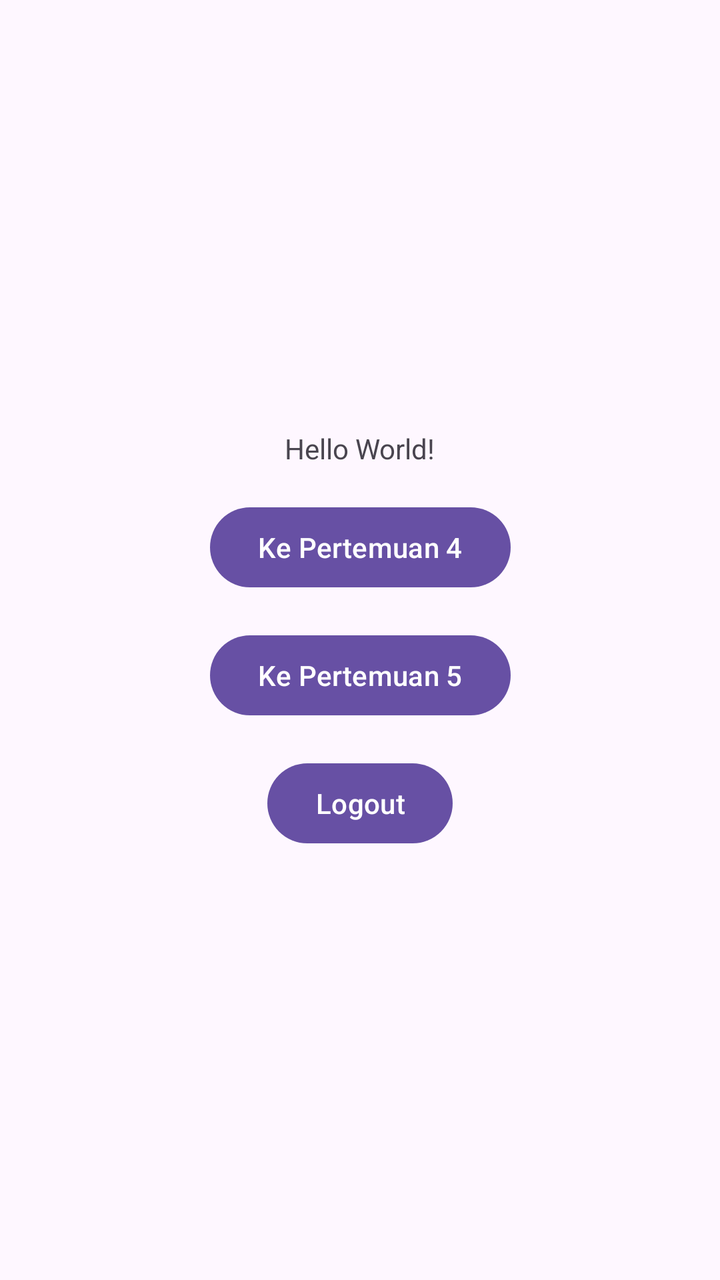
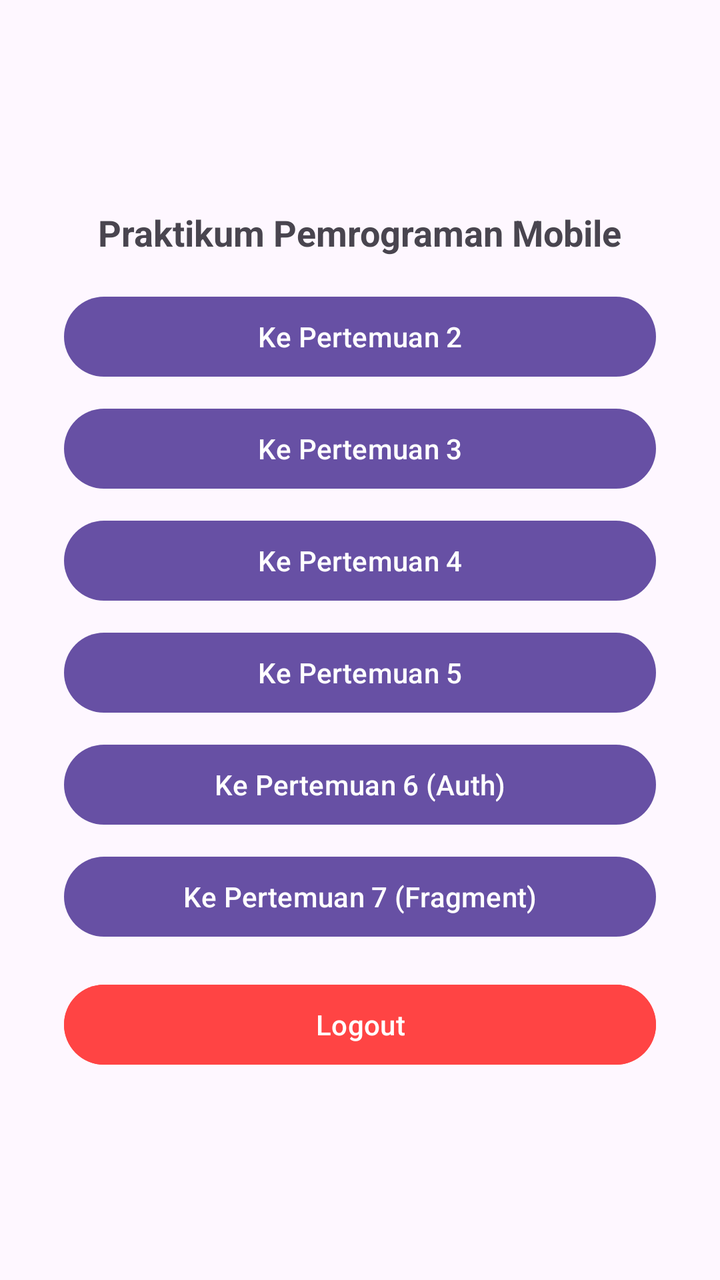

Before-and-after screenshots of an Android layout around one commit, followed by the original layout XML and the change that was made.
<!-- AndroidManifest.xml: application theme Theme.Uranus_Rangga -->
<!-- res/layout/activity_main.xml -->
<?xml version="1.0" encoding="utf-8"?>
<androidx.constraintlayout.widget.ConstraintLayout xmlns:android="http://schemas.android.com/apk/res/android"
    xmlns:app="http://schemas.android.com/apk/res-auto"
    xmlns:tools="http://schemas.android.com/tools"
    android:id="@+id/main"
    android:layout_width="match_parent"
    android:layout_height="match_parent"
    tools:context=".MainActivity">

    <TextView
        android:id="@+id/textHello"
        android:layout_width="wrap_content"
        android:layout_height="wrap_content"
        android:text="Hello World!"
        app:layout_constraintBottom_toTopOf="@+id/btnToFourth"
        app:layout_constraintEnd_toEndOf="parent"
        app:layout_constraintStart_toStartOf="parent"
        app:layout_constraintTop_toTopOf="parent"
        app:layout_constraintVertical_chainStyle="packed" />

    
    <Button
        android:id="@+id/btnToFourth"
        android:layout_width="wrap_content"
        android:layout_height="wrap_content"
        android:layout_marginTop="16dp"
        android:text="Ke Pertemuan 4"
        app:layout_constraintBottom_toTopOf="@+id/btnToFifth"
        app:layout_constraintEnd_toEndOf="parent"
        app:layout_constraintStart_toStartOf="parent"
        app:layout_constraintTop_toBottomOf="@+id/textHello" />

    
    <Button
        android:id="@+id/btnToFifth"
        android:layout_width="wrap_content"
        android:layout_height="wrap_content"
        android:layout_marginTop="16dp"
        android:text="Ke Pertemuan 5"
        app:layout_constraintBottom_toTopOf="@+id/btnLogout"
        app:layout_constraintEnd_toEndOf="parent"
        app:layout_constraintStart_toStartOf="parent"
        app:layout_constraintTop_toBottomOf="@+id/btnToFourth" />

    
    <Button
        android:id="@+id/btnLogout"
        android:layout_width="wrap_content"
        android:layout_height="wrap_content"
        android:layout_marginTop="16dp"
        android:text="Logout"
        app:layout_constraintBottom_toBottomOf="parent"
        app:layout_constraintEnd_toEndOf="parent"
        app:layout_constraintStart_toStartOf="parent"
        app:layout_constraintTop_toBottomOf="@+id/btnToFifth" />

</androidx.constraintlayout.widget.ConstraintLayout>
<!-- resources referenced by this layout -->
<resources>
  <style name="Theme.Uranus_Rangga" parent="Base.Theme.Uranus_Rangga" />
  <style name="Base.Theme.Uranus_Rangga" parent="Theme.Material3.DayNight.NoActionBar">
          
          
      </style>
</resources>

<!-- the commit's change to res/layout/activity_main.xml (unified diff, before → after) -->
@@ -11,8 +11,10 @@
         android:id="@+id/textHello"
         android:layout_width="wrap_content"
         android:layout_height="wrap_content"
-        android:text="Hello World!"
-        app:layout_constraintBottom_toTopOf="@+id/btnToFourth"
+        android:text="Praktikum Pemrograman Mobile"
+        android:textSize="18sp"
+        android:textStyle="bold"
+        app:layout_constraintBottom_toTopOf="@+id/btnToSecond"
         app:layout_constraintEnd_toEndOf="parent"
         app:layout_constraintStart_toStartOf="parent"
         app:layout_constraintTop_toTopOf="parent"
@@ -20,38 +22,94 @@
 
     
     <Button
-        android:id="@+id/btnToFourth"
-        android:layout_width="wrap_content"
+        android:id="@+id/btnToSecond"
+        android:layout_width="0dp"
         android:layout_height="wrap_content"
+        android:layout_marginHorizontal="32dp"
         android:layout_marginTop="16dp"
-        android:text="Ke Pertemuan 4"
-        app:layout_constraintBottom_toTopOf="@+id/btnToFifth"
+        android:text="Ke Pertemuan 2"
+        app:layout_constraintBottom_toTopOf="@+id/btnToThird"
         app:layout_constraintEnd_toEndOf="parent"
         app:layout_constraintStart_toStartOf="parent"
         app:layout_constraintTop_toBottomOf="@+id/textHello" />
 
     
     <Button
+        android:id="@+id/btnToThird"
+        android:layout_width="0dp"
+        android:layout_height="wrap_content"
+        android:layout_marginHorizontal="32dp"
+        android:layout_marginTop="8dp"
+        android:text="Ke Pertemuan 3"
+        app:layout_constraintBottom_toTopOf="@+id/btnToFourth"
+        app:layout_constraintEnd_toEndOf="parent"
+        app:layout_constraintStart_toStartOf="parent"
+        app:layout_constraintTop_toBottomOf="@+id/btnToSecond" />
+
+    
+    <Button
+        android:id="@+id/btnToFourth"
+        android:layout_width="0dp"
+        android:layout_height="wrap_content"
+        android:layout_marginHorizontal="32dp"
+        android:layout_marginTop="8dp"
+        android:text="Ke Pertemuan 4"
+        app:layout_constraintBottom_toTopOf="@+id/btnToFifth"
+        app:layout_constraintEnd_toEndOf="parent"
+        app:layout_constraintStart_toStartOf="parent"
+        app:layout_constraintTop_toBottomOf="@+id/btnToThird" />
+
+    
+    <Button
         android:id="@+id/btnToFifth"
-        android:layout_width="wrap_content"
+        android:layout_width="0dp"
         android:layout_height="wrap_content"
-        android:layout_marginTop="16dp"
+        android:layout_marginHorizontal="32dp"
+        android:layout_marginTop="8dp"
         android:text="Ke Pertemuan 5"
-        app:layout_constraintBottom_toTopOf="@+id/btnLogout"
+        app:layout_constraintBottom_toTopOf="@+id/btnToSixth"
         app:layout_constraintEnd_toEndOf="parent"
         app:layout_constraintStart_toStartOf="parent"
         app:layout_constraintTop_toBottomOf="@+id/btnToFourth" />
 
     
     <Button
+        android:id="@+id/btnToSixth"
+        android:layout_width="0dp"
+        android:layout_height="wrap_content"
+        android:layout_marginHorizontal="32dp"
+        android:layout_marginTop="8dp"
+        android:text="Ke Pertemuan 6 (Auth)"
+        app:layout_constraintBottom_toTopOf="@+id/btnToSeventh"
+        app:layout_constraintEnd_toEndOf="parent"
+        app:layout_constraintStart_toStartOf="parent"
+        app:layout_constraintTop_toBottomOf="@+id/btnToFifth" />
+
+    
+    <Button
+        android:id="@+id/btnToSeventh"
+        android:layout_width="0dp"
+        android:layout_height="wrap_content"
+        android:layout_marginHorizontal="32dp"
+        android:layout_marginTop="8dp"
+        android:text="Ke Pertemuan 7 (Fragment)"
+        app:layout_constraintBottom_toTopOf="@+id/btnLogout"
+        app:layout_constraintEnd_toEndOf="parent"
+        app:layout_constraintStart_toStartOf="parent"
+        app:layout_constraintTop_toBottomOf="@+id/btnToSixth" />
+
+    
+    <Button
         android:id="@+id/btnLogout"
-        android:layout_width="wrap_content"
+        android:layout_width="0dp"
         android:layout_height="wrap_content"
+        android:layout_marginHorizontal="32dp"
         android:layout_marginTop="16dp"
+        android:backgroundTint="@android:color/holo_red_light"
         android:text="Logout"
         app:layout_constraintBottom_toBottomOf="parent"
         app:layout_constraintEnd_toEndOf="parent"
         app:layout_constraintStart_toStartOf="parent"
-        app:layout_constraintTop_toBottomOf="@+id/btnToFifth" />
+        app:layout_constraintTop_toBottomOf="@+id/btnToSeventh" />
 
 </androidx.constraintlayout.widget.ConstraintLayout>
